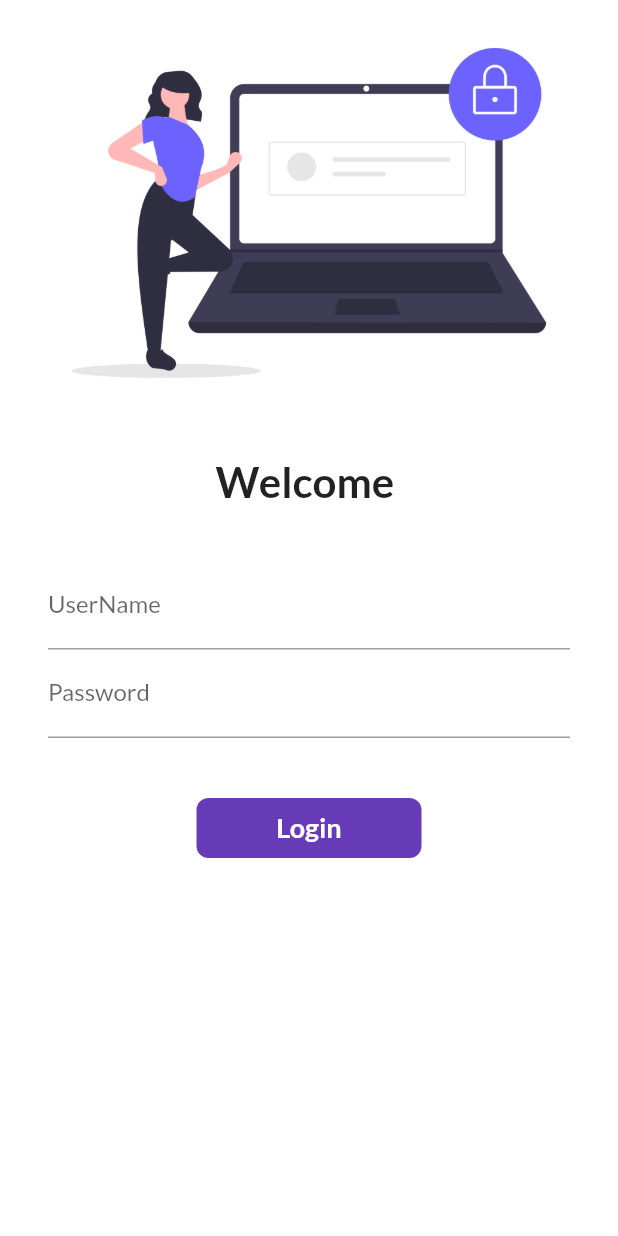
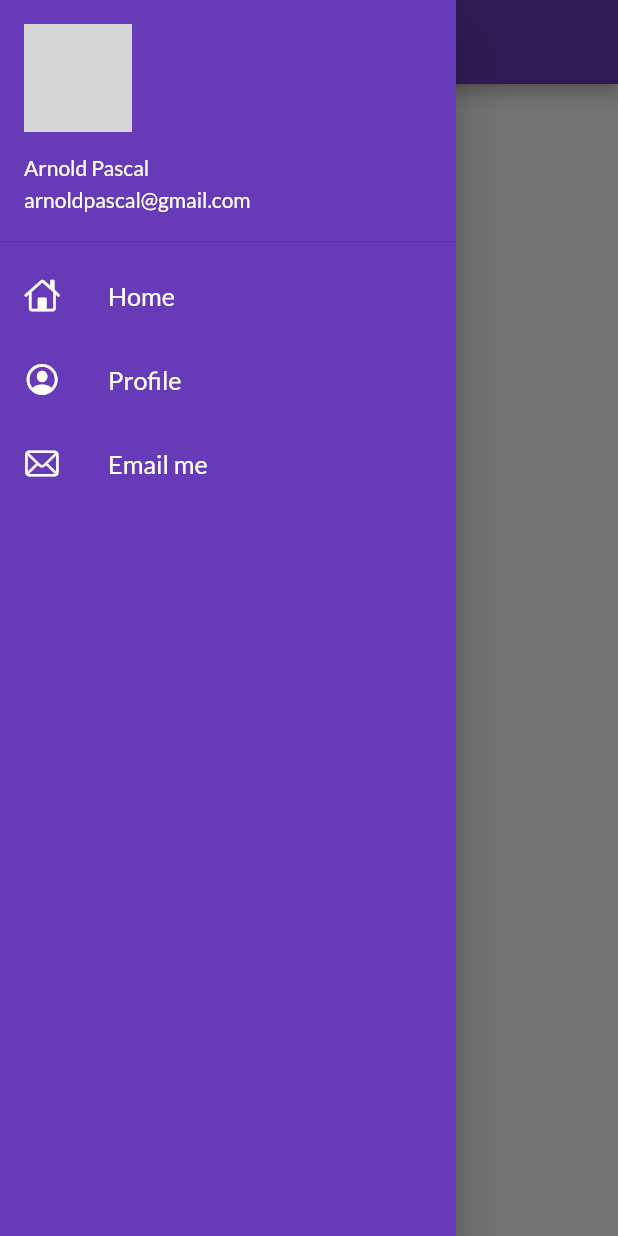
Before and after one commit to arnoldpascal/30DaysOfFlutter, a Flutter app: the screen it shows after launch, with the side drawer open (before the commit the screen has no drawer), on a phone screen of 412 x 824 dp. Run offline on Flutter 3.47's test engine with Material 2 defaults, Android fonts, the phone set to English and light mode, and no system bars; our stand-ins replace google_fonts; network calls fail; grey boxes are pictures that could not be loaded.

Commit message:
Day8Commit

```diff
--- a/lib/main.dart
+++ b/lib/main.dart
@@ -13,13 +13,14 @@ class MyApp extends StatelessWidget {
   Widget build(BuildContext context) {
     return MaterialApp(
       themeMode: ThemeMode.light,
+      debugShowCheckedModeBanner: false,
       theme: ThemeData(
           primarySwatch: Colors.deepPurple,
           fontFamily: GoogleFonts.lato().fontFamily),
       darkTheme: ThemeData(
         brightness: Brightness.dark,
       ),
-      initialRoute: "/login",
+      initialRoute: MyRoutes.homeRoute,
       routes: {
         "/": (context) => LoginPage(),
         MyRoutes.homeRoute: (context) => HomePage(),
--- a/lib/pages/home_page.dart
+++ b/lib/pages/home_page.dart
@@ -1,4 +1,5 @@
 import 'package:flutter/material.dart';
+import '../widgets/drawer.dart';
 
 class HomePage extends StatelessWidget {
   @override
@@ -15,7 +16,7 @@ class HomePage extends StatelessWidget {
           child: Text("Welcome to $days days of $name"),
         ),
       ),
-      drawer: Drawer(),
+      drawer: MyDrawer(),
     );
   }
 }
--- a/lib/pages/login_page.dart
+++ b/lib/pages/login_page.dart
@@ -121,5 +121,3 @@ class _LoginPageState extends State<LoginPage> {
         )));
   }
 }
-
-// 2:45:03
--- /dev/null
+++ b/lib/widgets/drawer.dart
@@ -0,0 +1,67 @@
+import 'package:flutter/cupertino.dart';
+import 'package:flutter/material.dart';
+
+class MyDrawer extends StatelessWidget {
+  const MyDrawer({super.key});
+
+  @override
+  Widget build(BuildContext context) {
+    final imageUrl =
+        "https://yt3.googleusercontent.com/h-ZM5IKcmhscTKzi7fAziotTJYM74SIZc2Sq8Dsz_t2pGhKHHJywSKbc-Z64BHm5h-vq4e2WYg=s900-c-k-c0x00ffffff-no-rj";
+    return Drawer(
+      child: Container(
+        color: Colors.deepPurple,
+        child: ListView(
+          children: [
+            DrawerHeader(
+              padding: EdgeInsets.zero,
+              child: UserAccountsDrawerHeader(
+                margin: EdgeInsets.zero,
+                accountName: Text("Arnold Pascal"),
+                accountEmail: Text("arnoldpascal@gmail.com"),
+                currentAccountPicture: CircleAvatar(
+                  backgroundImage: NetworkImage(imageUrl),
+                ),
+              ),
+            ),
+            ListTile(
+              leading: Icon(
+                CupertinoIcons.home,
+                color: Colors.white,
+              ),
+              title: Text(
+                "Home",
+                textScaleFactor: 1.2,
+                style: TextStyle(color: Colors.white),
+              ),
+            ),
+            ListTile(
+              leading: Icon(
+                CupertinoIcons.profile_circled,
+                color: Colors.white,
+              ),
+              title: Text(
+                "Profile",
+                textScaleFactor: 1.2,
+                style: TextStyle(color: Colors.white),
+              ),
+            ),
+            ListTile(
+              leading: Icon(
+                CupertinoIcons.mail,
+                color: Colors.white,
+              ),
+              title: Text(
+                "Email me",
+                textScaleFactor: 1.2,
+                style: TextStyle(color: Colors.white),
+              ),
+            )
+          ],
+        ),
+      ),
+    );
+  }
+}
+
+// 3:07:33
```
